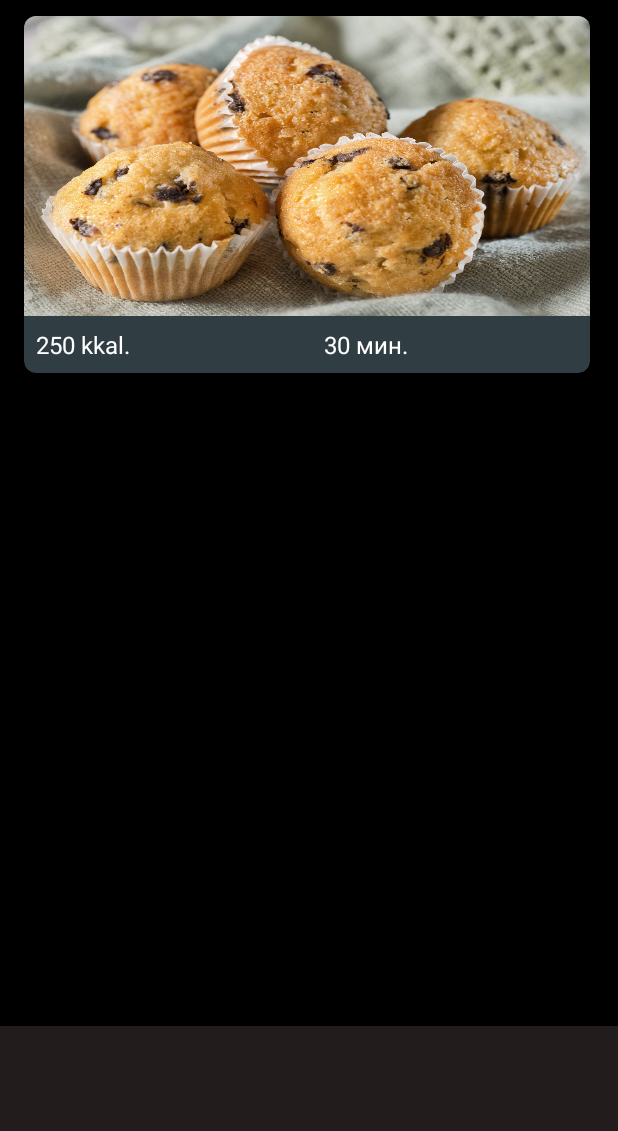
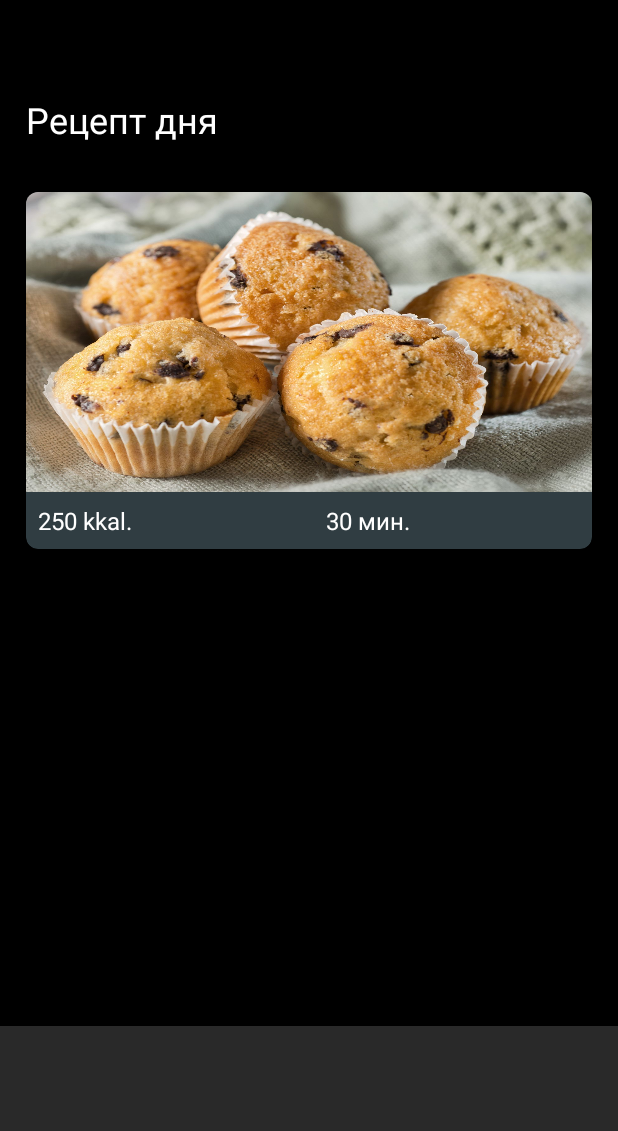
Before and after one commit to Annddreyy/cooking_app, an Android app: the screen it shows after launch (MainActivity), on a phone screen of 412 x 824 dp, the part 105-1236 px from its top. Run offline under Robolectric (Android 15) with nearby library versions, the phone set to English and light mode, and no system bars.

Commit message:
Fix titles

```diff
--- a/app/src/main/res/layout/activity_main.xml
+++ b/app/src/main/res/layout/activity_main.xml
@@ -8,6 +8,7 @@
     tools:context=".MainActivity">
 
     <com.google.android.material.bottomnavigation.BottomNavigationView
+        android:id="@+id/top_bar"
         android:layout_width="match_parent"
         android:layout_height="70dp"
         android:background="#292929"
@@ -21,7 +22,7 @@
             android:layout_width="match_parent"
             android:layout_height="match_parent"
             android:gravity="center"
-            android:text="Cooking App"
+            android:text="@string/cooking_app_string"
             android:textAlignment="center"
             android:textColor="#FFFFFF"
             android:textSize="28sp" />
@@ -29,20 +30,23 @@
     </com.google.android.material.bottomnavigation.BottomNavigationView>
 
     <com.google.android.material.bottomnavigation.BottomNavigationView
-        android:id="@+id/bottomNavigationView"
+        android:id="@+id/bottom_bar"
         android:layout_width="match_parent"
         android:layout_height="70dp"
-        android:background="#221C1C"
+        android:background="#292929"
         app:layout_constraintBottom_toBottomOf="parent"
         app:layout_constraintEnd_toEndOf="parent"
         app:layout_constraintStart_toStartOf="parent" />
 
     <LinearLayout
+        android:id="@+id/main_block"
         android:layout_width="409dp"
         android:layout_height="589dp"
         android:orientation="vertical"
-        tools:layout_editor_absoluteX="1dp"
-        tools:layout_editor_absoluteY="71dp">
+        app:layout_constraintBottom_toTopOf="@+id/bottom_bar"
+        app:layout_constraintEnd_toEndOf="parent"
+        app:layout_constraintStart_toStartOf="parent"
+        app:layout_constraintTop_toBottomOf="@+id/top_bar">
 
         <TextView
             android:id="@+id/recipe_of_day_text"
@@ -57,6 +61,7 @@
             android:textSize="24sp" />
 
         <androidx.cardview.widget.CardView
+            android:id="@+id/recipe_card"
             android:layout_width="match_parent"
             android:layout_height="wrap_content"
             android:layout_margin="16dp"
@@ -64,6 +69,7 @@
             app:cardCornerRadius="8dp">
 
             <LinearLayout
+                android:id="@+id/recipe_card_layout"
                 android:layout_width="match_parent"
                 android:layout_height="wrap_content"
                 android:orientation="vertical">
@@ -72,10 +78,12 @@
                     android:id="@+id/maffin_card_image"
                     android:layout_width="wrap_content"
                     android:layout_height="200dp"
+                    android:contentDescription="@string/maffins_string"
                     android:scaleType="fitXY"
                     app:srcCompat="@drawable/maffin_card_photo" />
 
                 <LinearLayout
+                    android:id="@+id/recipe_card_information_layout"
                     android:layout_width="match_parent"
                     android:layout_height="match_parent"
                     android:orientation="horizontal">
@@ -86,16 +94,17 @@
                         android:layout_height="wrap_content"
                         android:layout_weight="1"
                         android:padding="8dp"
-                        android:text="250 kkal."
+                        android:text="@string/kkal_card_string"
                         android:textColor="#FFFFFF"
                         android:textSize="16sp" />
 
                     <TextView
+                        android:id="@+id/time_card_text"
                         android:layout_width="wrap_content"
                         android:layout_height="wrap_content"
                         android:layout_weight="1"
                         android:padding="8dp"
-                        android:text="30 мин."
+                        android:text="@string/time_card_string"
                         android:textColor="#FFFFFF"
                         android:textSize="16sp" />
 
--- a/app/src/main/res/values/strings.xml
+++ b/app/src/main/res/values/strings.xml
@@ -1,4 +1,8 @@
 <resources>
     <string name="app_name">Cooking App</string>
     <string name="recipe_of_day_string">Рецепт дня</string>
+    <string name="cooking_app_string">Cooking App</string>
+    <string name="time_card_string">30 мин.</string>
+    <string name="kkal_card_string">250 kkal.</string>
+    <string name="maffins_string">maffins</string>
 </resources>
```
